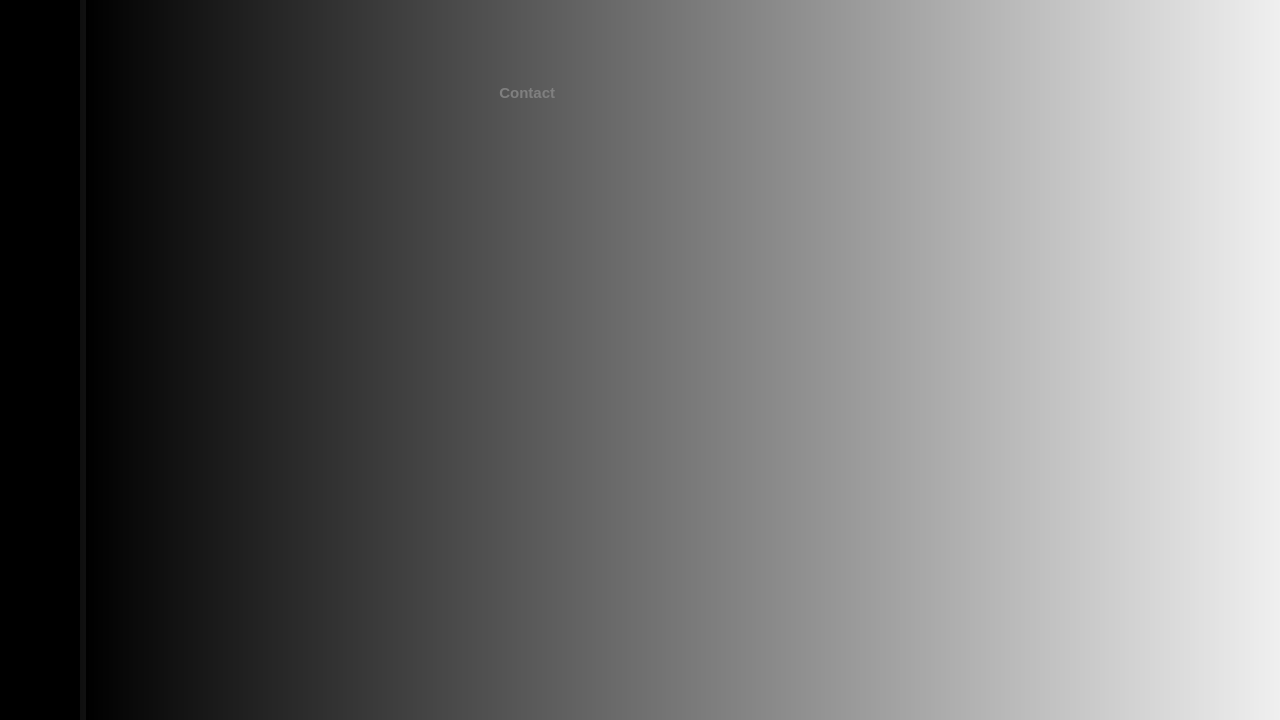
The window that mainwindow.ui (Rem-Ihu/rem-ng-assist) describes before a commit, drawn with Qt 5.
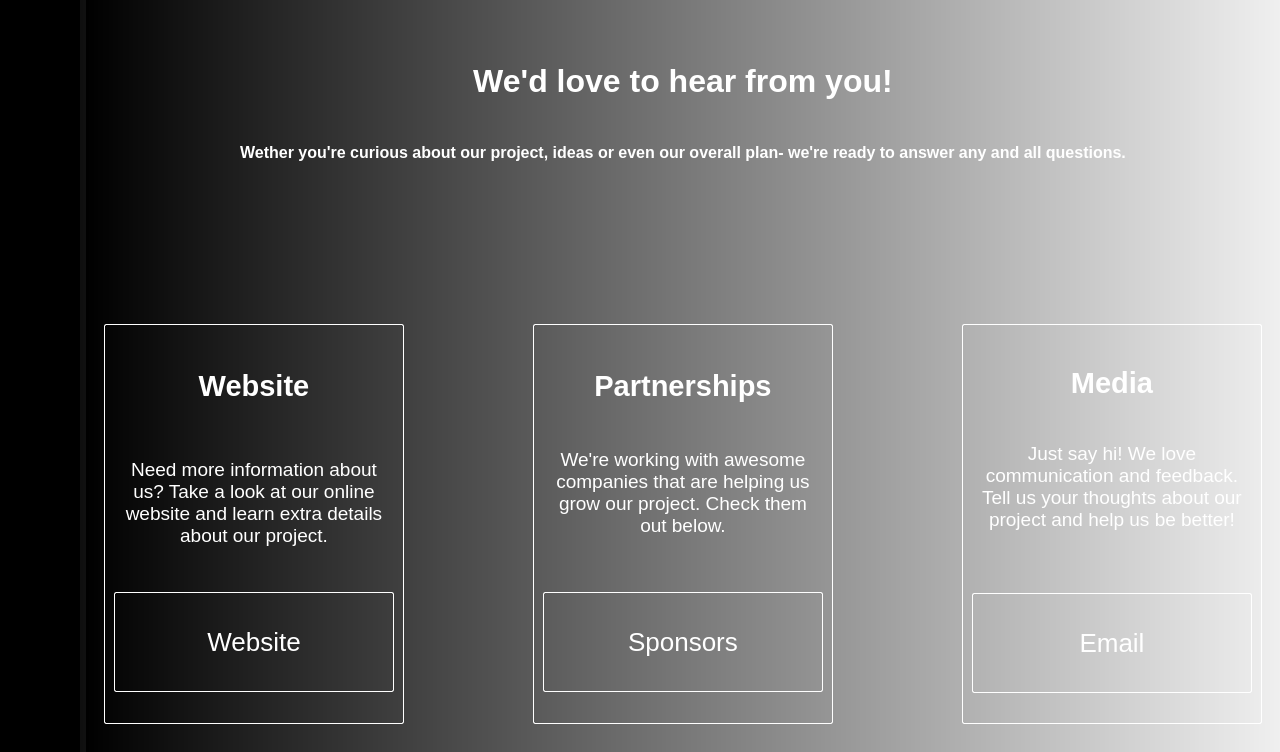
The same window after the commit. The open tabs and pages were chosen to show the change. Icons and pictures are not drawn.

Commit message: Added buttons to news, finished contacts and settings

Diff of the .ui file:
```diff
--- a/mainwindow.ui
+++ b/mainwindow.ui
@@ -7,7 +7,7 @@
     <x>0</x>
     <y>0</y>
     <width>1280</width>
-    <height>720</height>
+    <height>752</height>
    </rect>
   </property>
   <property name="minimumSize">
@@ -6180,64 +6180,637 @@
        </layout>
       </widget>
       <widget class="QWidget" name="Contact">
-       <widget class="QPushButton" name="pushButton_4">
-        <property name="geometry">
-         <rect>
-          <x>380</x>
-          <y>80</y>
-          <width>230</width>
-          <height>26</height>
-         </rect>
-        </property>
-        <property name="font">
-         <font>
-          <pointsize>11</pointsize>
-          <bold>true</bold>
-         </font>
-        </property>
-        <property name="styleSheet">
-         <string notr="true">QPushButton{
-color:grey;
-text-align:left;
-padding-left:24px;
-}
-
-QPushButton:focus{
+       <layout class="QGridLayout" name="gridLayout_50">
+        <item row="0" column="1">
+         <widget class="QScrollArea" name="scrollArea_4">
+          <property name="styleSheet">
+           <string notr="true">background-color: rgba(255, 0, 0, 0);
+border:none;</string>
+          </property>
+          <property name="verticalScrollBarPolicy">
+           <enum>Qt::ScrollBarAlwaysOff</enum>
+          </property>
+          <property name="widgetResizable">
+           <bool>true</bool>
+          </property>
+          <widget class="QWidget" name="scrollAreaWidgetContents_4">
+           <property name="geometry">
+            <rect>
+             <x>0</x>
+             <y>-913</y>
+             <width>1171</width>
+             <height>1643</height>
+            </rect>
+           </property>
+           <layout class="QGridLayout" name="gridLayout_51">
+            <item row="2" column="0">
+             <widget class="QFrame" name="frame_12">
+              <property name="minimumSize">
+               <size>
+                <width>300</width>
+                <height>400</height>
+               </size>
+              </property>
+              <property name="maximumSize">
+               <size>
+                <width>300</width>
+                <height>400</height>
+               </size>
+              </property>
+              <property name="styleSheet">
+               <string notr="true">background-color: rgba(255, 0, 0, 0);
+border: 1px solid white;
+border-radius:2px;</string>
+              </property>
+              <property name="frameShape">
+               <enum>QFrame::StyledPanel</enum>
+              </property>
+              <property name="frameShadow">
+               <enum>QFrame::Raised</enum>
+              </property>
+              <layout class="QGridLayout" name="gridLayout_49">
+               <item row="2" column="0">
+                <widget class="QTextBrowser" name="textBrowser_5">
+                 <property name="minimumSize">
+                  <size>
+                   <width>0</width>
+                   <height>120</height>
+                  </size>
+                 </property>
+                 <property name="maximumSize">
+                  <size>
+                   <width>16777215</width>
+                   <height>100</height>
+                  </size>
+                 </property>
+                 <property name="styleSheet">
+                  <string notr="true">background-color: rgba(255, 0, 0, 0);
+border:none;</string>
+                 </property>
+                 <property name="html">
+                  <string>&lt;!DOCTYPE HTML PUBLIC &quot;-//W3C//DTD HTML 4.0//EN&quot; &quot;http://www.w3.org/TR/REC-html40/strict.dtd&quot;&gt;
+&lt;html&gt;&lt;head&gt;&lt;meta name=&quot;qrichtext&quot; content=&quot;1&quot; /&gt;&lt;meta charset=&quot;utf-8&quot; /&gt;&lt;style type=&quot;text/css&quot;&gt;
+p, li { white-space: pre-wrap; }
+hr { height: 1px; border-width: 0; }
+li.unchecked::marker { content: &quot;\2610&quot;; }
+li.checked::marker { content: &quot;\2612&quot;; }
+&lt;/style&gt;&lt;/head&gt;&lt;body style=&quot; font-family:'Segoe UI'; font-size:9pt; font-weight:400; font-style:normal;&quot;&gt;
+&lt;p align=&quot;center&quot; style=&quot; margin-top:0px; margin-bottom:0px; margin-left:0px; margin-right:0px; -qt-block-indent:0; text-indent:0px;&quot;&gt;&lt;span style=&quot; font-size:14pt; color:#ffffff;&quot;&gt;Need more information about us? Take a look at our online website and learn extra details about our project.&lt;/span&gt;&lt;/p&gt;&lt;/body&gt;&lt;/html&gt;</string>
+                 </property>
+                </widget>
+               </item>
+               <item row="3" column="0">
+                <widget class="QPushButton" name="web_button">
+                 <property name="minimumSize">
+                  <size>
+                   <width>0</width>
+                   <height>100</height>
+                  </size>
+                 </property>
+                 <property name="cursor">
+                  <cursorShape>PointingHandCursor</cursorShape>
+                 </property>
+                 <property name="styleSheet">
+                  <string notr="true">color:white;
+font-size: 26px;</string>
+                 </property>
+                 <property name="text">
+                  <string>Website</string>
+                 </property>
+                </widget>
+               </item>
+               <item row="0" column="0">
+                <widget class="QLabel" name="label_6">
+                 <property name="maximumSize">
+                  <size>
+                   <width>16777215</width>
+                   <height>60</height>
+                  </size>
+                 </property>
+                 <property name="styleSheet">
+                  <string notr="true">color:white;
+background-color: rgba(255, 0, 0, 0);
+border:none;</string>
+                 </property>
+                 <property name="text">
+                  <string>&lt;html&gt;&lt;head/&gt;&lt;body&gt;&lt;p align=&quot;center&quot;&gt;&lt;span style=&quot; font-size:22pt; font-weight:700;&quot;&gt;Website&lt;/span&gt;&lt;/p&gt;&lt;/body&gt;&lt;/html&gt;</string>
+                 </property>
+                </widget>
+               </item>
+              </layout>
+             </widget>
+            </item>
+            <item row="3" column="0" colspan="5">
+             <widget class="QFrame" name="frame_15">
+              <property name="minimumSize">
+               <size>
+                <width>0</width>
+                <height>700</height>
+               </size>
+              </property>
+              <property name="styleSheet">
+               <string notr="true">background-color: rgba(255, 0, 0, 0);</string>
+              </property>
+              <property name="frameShape">
+               <enum>QFrame::StyledPanel</enum>
+              </property>
+              <property name="frameShadow">
+               <enum>QFrame::Raised</enum>
+              </property>
+              <layout class="QGridLayout" name="gridLayout_52">
+               <item row="0" column="0">
+                <widget class="QPushButton" name="map2">
+                 <property name="minimumSize">
+                  <size>
+                   <width>500</width>
+                   <height>300</height>
+                  </size>
+                 </property>
+                 <property name="maximumSize">
+                  <size>
+                   <width>500</width>
+                   <height>300</height>
+                  </size>
+                 </property>
+                 <property name="cursor">
+                  <cursorShape>PointingHandCursor</cursorShape>
+                 </property>
+                 <property name="styleSheet">
+                  <string notr="true">border-image:url(&quot;:/icons/map2_iconpng.png&quot;);</string>
+                 </property>
+                 <property name="text">
+                  <string/>
+                 </property>
+                </widget>
+               </item>
+               <item row="0" column="1">
+                <spacer name="horizontalSpacer_10">
+                 <property name="orientation">
+                  <enum>Qt::Horizontal</enum>
+                 </property>
+                 <property name="sizeType">
+                  <enum>QSizePolicy::Fixed</enum>
+                 </property>
+                 <property name="sizeHint" stdset="0">
+                  <size>
+                   <width>80</width>
+                   <height>20</height>
+                  </size>
+                 </property>
+                </spacer>
+               </item>
+               <item row="0" column="2">
+                <widget class="QTextBrowser" name="textBrowser_7">
+                 <property name="maximumSize">
+                  <size>
+                   <width>16777215</width>
+                   <height>300</height>
+                  </size>
+                 </property>
+                 <property name="html">
+                  <string>&lt;!DOCTYPE HTML PUBLIC &quot;-//W3C//DTD HTML 4.0//EN&quot; &quot;http://www.w3.org/TR/REC-html40/strict.dtd&quot;&gt;
+&lt;html&gt;&lt;head&gt;&lt;meta name=&quot;qrichtext&quot; content=&quot;1&quot; /&gt;&lt;meta charset=&quot;utf-8&quot; /&gt;&lt;style type=&quot;text/css&quot;&gt;
+p, li { white-space: pre-wrap; }
+hr { height: 1px; border-width: 0; }
+li.unchecked::marker { content: &quot;\2610&quot;; }
+li.checked::marker { content: &quot;\2612&quot;; }
+&lt;/style&gt;&lt;/head&gt;&lt;body style=&quot; font-family:'Segoe UI'; font-size:9pt; font-weight:400; font-style:normal;&quot;&gt;
+&lt;p style=&quot; margin-top:0px; margin-bottom:0px; margin-left:0px; margin-right:0px; -qt-block-indent:0; text-indent:0px;&quot;&gt;&lt;span style=&quot; font-size:20pt; font-weight:700; color:#ffffff;&quot;&gt;Location &amp;amp; Contact Information&lt;/span&gt;&lt;/p&gt;
+&lt;p style=&quot;-qt-paragraph-type:empty; margin-top:0px; margin-bottom:0px; margin-left:0px; margin-right:0px; -qt-block-indent:0; text-indent:0px; font-size:12pt; font-weight:700; color:#ffffff;&quot;&gt;&lt;br /&gt;&lt;/p&gt;
+&lt;p style=&quot; margin-top:0px; margin-bottom:0px; margin-left:0px; margin-right:0px; -qt-block-indent:0; text-indent:0px;&quot;&gt;&lt;span style=&quot; font-size:12pt; color:#ffffff;&quot;&gt;International Hellenice University&lt;/span&gt;&lt;/p&gt;
+&lt;p style=&quot; margin-top:0px; margin-bottom:0px; margin-left:0px; margin-right:0px; -qt-block-indent:0; text-indent:0px;&quot;&gt;&lt;span style=&quot; font-size:12pt; color:#ffffff;&quot;&gt;Terma Magnisias&lt;/span&gt;&lt;/p&gt;
+&lt;p style=&quot; margin-top:0px; margin-bottom:0px; margin-left:0px; margin-right:0px; -qt-block-indent:0; text-indent:0px;&quot;&gt;&lt;span style=&quot; font-size:12pt; color:#ffffff;&quot;&gt;Serres, 62124&lt;/span&gt;&lt;/p&gt;
+&lt;p style=&quot; margin-top:0px; margin-bottom:0px; margin-left:0px; margin-right:0px; -qt-block-indent:0; text-indent:0px;&quot;&gt;&lt;span style=&quot; font-size:12pt; color:#ffffff;&quot;&gt;Greece&lt;/span&gt;&lt;/p&gt;
+&lt;p style=&quot; margin-top:0px; margin-bottom:0px; margin-left:0px; margin-right:0px; -qt-block-indent:0; text-indent:0px;&quot;&gt;&lt;span style=&quot; font-size:12pt; color:#ffffff;&quot;&gt;Email us: media@remihu.gr&lt;/span&gt;&lt;/p&gt;
+&lt;p style=&quot; margin-top:0px; margin-bottom:0px; margin-left:0px; margin-right:0px; -qt-block-indent:0; text-indent:0px;&quot;&gt;&lt;span style=&quot; font-size:12pt; color:#ffffff;&quot;&gt;Call us: (+30)6942796319&lt;/span&gt;&lt;/p&gt;
+&lt;p style=&quot; margin-top:0px; margin-bottom:0px; margin-left:0px; margin-right:0px; -qt-block-indent:0; text-indent:0px;&quot;&gt;&lt;span style=&quot; font-size:12pt; color:#ffffff;&quot;&gt;Available Monday-Friday 9am-9pm&lt;/span&gt;&lt;/p&gt;&lt;/body&gt;&lt;/html&gt;</string>
+                 </property>
+                </widget>
+               </item>
+               <item row="2" column="0" colspan="2">
+                <widget class="QPushButton" name="map1">
+                 <property name="minimumSize">
+                  <size>
+                   <width>500</width>
+                   <height>300</height>
+                  </size>
+                 </property>
+                 <property name="maximumSize">
+                  <size>
+                   <width>500</width>
+                   <height>300</height>
+                  </size>
+                 </property>
+                 <property name="cursor">
+                  <cursorShape>PointingHandCursor</cursorShape>
+                 </property>
+                 <property name="styleSheet">
+                  <string notr="true">border-image:url(&quot;:/icons/map1_iconpng.png&quot;);</string>
+                 </property>
+                 <property name="text">
+                  <string/>
+                 </property>
+                </widget>
+               </item>
+              </layout>
+             </widget>
+            </item>
+            <item row="2" column="4">
+             <widget class="QFrame" name="frame_14">
+              <property name="minimumSize">
+               <size>
+                <width>300</width>
+                <height>400</height>
+               </size>
+              </property>
+              <property name="maximumSize">
+               <size>
+                <width>300</width>
+                <height>400</height>
+               </size>
+              </property>
+              <property name="styleSheet">
+               <string notr="true">background-color: rgba(255, 0, 0, 0);
+border: 1px solid white;
+border-radius:2px;</string>
+              </property>
+              <property name="frameShape">
+               <enum>QFrame::StyledPanel</enum>
+              </property>
+              <property name="frameShadow">
+               <enum>QFrame::Raised</enum>
+              </property>
+              <layout class="QGridLayout" name="gridLayout_48">
+               <item row="2" column="0">
+                <widget class="QPushButton" name="email_button">
+                 <property name="minimumSize">
+                  <size>
+                   <width>0</width>
+                   <height>100</height>
+                  </size>
+                 </property>
+                 <property name="cursor">
+                  <cursorShape>PointingHandCursor</cursorShape>
+                 </property>
+                 <property name="styleSheet">
+                  <string notr="true">font-size: 26px;
+color:white;</string>
+                 </property>
+                 <property name="text">
+                  <string>Email</string>
+                 </property>
+                </widget>
+               </item>
+               <item row="1" column="0">
+                <widget class="QTextBrowser" name="textBrowser_6">
+                 <property name="maximumSize">
+                  <size>
+                   <width>16777215</width>
+                   <height>130</height>
+                  </size>
+                 </property>
+                 <property name="styleSheet">
+                  <string notr="true">background-color: rgba(255, 0, 0, 0);
+border:none;</string>
+                 </property>
+                 <property name="html">
+                  <string>&lt;!DOCTYPE HTML PUBLIC &quot;-//W3C//DTD HTML 4.0//EN&quot; &quot;http://www.w3.org/TR/REC-html40/strict.dtd&quot;&gt;
+&lt;html&gt;&lt;head&gt;&lt;meta name=&quot;qrichtext&quot; content=&quot;1&quot; /&gt;&lt;meta charset=&quot;utf-8&quot; /&gt;&lt;style type=&quot;text/css&quot;&gt;
+p, li { white-space: pre-wrap; }
+hr { height: 1px; border-width: 0; }
+li.unchecked::marker { content: &quot;\2610&quot;; }
+li.checked::marker { content: &quot;\2612&quot;; }
+&lt;/style&gt;&lt;/head&gt;&lt;body style=&quot; font-family:'Segoe UI'; font-size:9pt; font-weight:400; font-style:normal;&quot;&gt;
+&lt;p align=&quot;center&quot; style=&quot; margin-top:0px; margin-bottom:0px; margin-left:0px; margin-right:0px; -qt-block-indent:0; text-indent:0px;&quot;&gt;&lt;span style=&quot; font-size:14pt; color:#ffffff;&quot;&gt;Just say hi! We love communication and feedback. Tell us your thoughts about our project and help us be better!&lt;/span&gt;&lt;/p&gt;&lt;/body&gt;&lt;/html&gt;</string>
+                 </property>
+                </widget>
+               </item>
+               <item row="0" column="0">
+                <widget class="QLabel" name="label_7">
+                 <property name="maximumSize">
+                  <size>
+                   <width>16777215</width>
+                   <height>60</height>
+                  </size>
+                 </property>
+                 <property name="styleSheet">
+                  <string notr="true">color:white;
+background-color: rgba(255, 0, 0, 0);
+border:none;</string>
+                 </property>
+                 <property name="text">
+                  <string>&lt;html&gt;&lt;head/&gt;&lt;body&gt;&lt;p align=&quot;center&quot;&gt;&lt;span style=&quot; font-size:22pt; font-weight:700;&quot;&gt;Media&lt;/span&gt;&lt;/p&gt;&lt;/body&gt;&lt;/html&gt;</string>
+                 </property>
+                </widget>
+               </item>
+              </layout>
+             </widget>
+            </item>
+            <item row="1" column="0" colspan="5">
+             <widget class="QFrame" name="frame_19">
+              <property name="minimumSize">
+               <size>
+                <width>0</width>
+                <height>300</height>
+               </size>
+              </property>
+              <property name="frameShape">
+               <enum>QFrame::StyledPanel</enum>
+              </property>
+              <property name="frameShadow">
+               <enum>QFrame::Raised</enum>
+              </property>
+              <layout class="QGridLayout" name="gridLayout_54">
+               <item row="0" column="0">
+                <widget class="QLabel" name="label_2">
+                 <property name="sizePolicy">
+                  <sizepolicy hsizetype="Preferred" vsizetype="Preferred">
+                   <horstretch>0</horstretch>
+                   <verstretch>80</verstretch>
+                  </sizepolicy>
+                 </property>
+                 <property name="maximumSize">
+                  <size>
+                   <width>16777215</width>
+                   <height>110</height>
+                  </size>
+                 </property>
+                 <property name="styleSheet">
+                  <string notr="true">color:white;
+background-color: rgba(255, 0, 0, 0);
+border:none;</string>
+                 </property>
+                 <property name="text">
+                  <string>&lt;html&gt;&lt;head/&gt;&lt;body&gt;&lt;p align=&quot;center&quot;&gt;&lt;span style=&quot; font-size:24pt; font-weight:700;&quot;&gt;We'd love to hear from you!&lt;/span&gt;&lt;/p&gt;&lt;/body&gt;&lt;/html&gt;</string>
+                 </property>
+                </widget>
+               </item>
+               <item row="1" column="0">
+                <widget class="QLabel" name="label_4">
+                 <property name="maximumSize">
+                  <size>
+                   <width>16777215</width>
+                   <height>110</height>
+                  </size>
+                 </property>
+                 <property name="styleSheet">
+                  <string notr="true">color:white;
+background-color: rgba(255, 0, 0, 0);
+border:none;</string>
+                 </property>
+                 <property name="text">
+                  <string>&lt;html&gt;&lt;head/&gt;&lt;body&gt;&lt;p align=&quot;center&quot;&gt;&lt;span style=&quot; font-size:12pt; font-weight:700;&quot;&gt;Wether you're curious about our project, ideas or even our overall plan- we're ready to answer any and all questions.&lt;/span&gt;&lt;/p&gt;&lt;/body&gt;&lt;/html&gt;</string>
+                 </property>
+                </widget>
+               </item>
+               <item row="2" column="0">
+                <spacer name="verticalSpacer_8">
+                 <property name="orientation">
+                  <enum>Qt::Vertical</enum>
+                 </property>
+                 <property name="sizeHint" stdset="0">
+                  <size>
+                   <width>20</width>
+                   <height>40</height>
+                  </size>
+                 </property>
+                </spacer>
+               </item>
+              </layout>
+             </widget>
+            </item>
+            <item row="2" column="2">
+             <widget class="QFrame" name="frame_10">
+              <property name="minimumSize">
+               <size>
+                <width>300</width>
+                <height>400</height>
+               </size>
+              </property>
+              <property name="maximumSize">
+               <size>
+                <width>300</width>
+                <height>400</height>
+               </size>
+              </property>
+              <property name="styleSheet">
+               <string notr="true">background-color: rgba(255, 0, 0, 0);
+border: 1px solid white;
+border-radius:2px;</string>
+              </property>
+              <property name="frameShape">
+               <enum>QFrame::StyledPanel</enum>
+              </property>
+              <property name="frameShadow">
+               <enum>QFrame::Raised</enum>
+              </property>
+              <layout class="QGridLayout" name="gridLayout_24">
+               <item row="2" column="0">
+                <widget class="QPushButton" name="sponsors_button">
+                 <property name="minimumSize">
+                  <size>
+                   <width>0</width>
+                   <height>100</height>
+                  </size>
+                 </property>
+                 <property name="cursor">
+                  <cursorShape>PointingHandCursor</cursorShape>
+                 </property>
+                 <property name="styleSheet">
+                  <string notr="true">font-size: 26px;
+color:white;</string>
+                 </property>
+                 <property name="text">
+                  <string>Sponsors</string>
+                 </property>
+                </widget>
+               </item>
+               <item row="1" column="0">
+                <widget class="QTextBrowser" name="textBrowser_4">
+                 <property name="maximumSize">
+                  <size>
+                   <width>16777215</width>
+                   <height>120</height>
+                  </size>
+                 </property>
+                 <property name="styleSheet">
+                  <string notr="true">background-color: rgba(255, 0, 0, 0);
+border:none;</string>
+                 </property>
+                 <property name="html">
+                  <string>&lt;!DOCTYPE HTML PUBLIC &quot;-//W3C//DTD HTML 4.0//EN&quot; &quot;http://www.w3.org/TR/REC-html40/strict.dtd&quot;&gt;
+&lt;html&gt;&lt;head&gt;&lt;meta name=&quot;qrichtext&quot; content=&quot;1&quot; /&gt;&lt;meta charset=&quot;utf-8&quot; /&gt;&lt;style type=&quot;text/css&quot;&gt;
+p, li { white-space: pre-wrap; }
+hr { height: 1px; border-width: 0; }
+li.unchecked::marker { content: &quot;\2610&quot;; }
+li.checked::marker { content: &quot;\2612&quot;; }
+&lt;/style&gt;&lt;/head&gt;&lt;body style=&quot; font-family:'Segoe UI'; font-size:9pt; font-weight:400; font-style:normal;&quot;&gt;
+&lt;p align=&quot;center&quot; style=&quot; margin-top:0px; margin-bottom:0px; margin-left:0px; margin-right:0px; -qt-block-indent:0; text-indent:0px;&quot;&gt;&lt;span style=&quot; font-size:14pt; color:#ffffff;&quot;&gt;We're working with awesome companies that are helping us grow our project. Check them out below.&lt;/span&gt;&lt;/p&gt;&lt;/body&gt;&lt;/html&gt;</string>
+                 </property>
+                </widget>
+               </item>
+               <item row="0" column="0">
+                <widget class="QLabel" name="label_5">
+                 <property name="maximumSize">
+                  <size>
+                   <width>16777215</width>
+                   <height>60</height>
+                  </size>
+                 </property>
+                 <property name="styleSheet">
+                  <string notr="true">background-color: rgba(255, 0, 0, 0);
 border:none;
-}
-
-QPushButton:checked{
-border: none;
-background-color: rgb(79, 93, 218);
-color:white;
-text-align:left;
-padding-left:24px;
-}</string>
-        </property>
-        <property name="text">
-         <string>  Contact</string>
-        </property>
-        <property name="icon">
-         <iconset resource="icons.qrc">
-          <normaloff>:/icons/contact_icon.png</normaloff>
-          <normalon>:/icons/contact_icon_checked.png</normalon>:/icons/contact_icon.png</iconset>
-        </property>
-        <property name="checkable">
-         <bool>true</bool>
-        </property>
-        <property name="autoRepeat">
-         <bool>true</bool>
-        </property>
-        <property name="autoExclusive">
-         <bool>true</bool>
-        </property>
-        <property name="autoDefault">
-         <bool>true</bool>
-        </property>
-        <property name="flat">
-         <bool>true</bool>
-        </property>
-       </widget>
+color:white;</string>
+                 </property>
+                 <property name="text">
+                  <string>&lt;html&gt;&lt;head/&gt;&lt;body&gt;&lt;p align=&quot;center&quot;&gt;&lt;span style=&quot; font-size:22pt; font-weight:700;&quot;&gt;Partnerships&lt;/span&gt;&lt;/p&gt;&lt;/body&gt;&lt;/html&gt;</string>
+                 </property>
+                </widget>
+               </item>
+              </layout>
+             </widget>
+            </item>
+            <item row="4" column="0" colspan="5">
+             <widget class="QFrame" name="frame_18">
+              <property name="minimumSize">
+               <size>
+                <width>0</width>
+                <height>200</height>
+               </size>
+              </property>
+              <property name="frameShape">
+               <enum>QFrame::StyledPanel</enum>
+              </property>
+              <property name="frameShadow">
+               <enum>QFrame::Raised</enum>
+              </property>
+              <layout class="QGridLayout" name="gridLayout_53">
+               <item row="0" column="2">
+                <widget class="QPushButton" name="insta_button">
+                 <property name="cursor">
+                  <cursorShape>PointingHandCursor</cursorShape>
+                 </property>
+                 <property name="text">
+                  <string/>
+                 </property>
+                 <property name="icon">
+                  <iconset resource="icons.qrc">
+                   <normaloff>:/icons/insta_logo.png</normaloff>:/icons/insta_logo.png</iconset>
+                 </property>
+                 <property name="iconSize">
+                  <size>
+                   <width>100</width>
+                   <height>100</height>
+                  </size>
+                 </property>
+                </widget>
+               </item>
+               <item row="0" column="1">
+                <widget class="QPushButton" name="facebook_button">
+                 <property name="cursor">
+                  <cursorShape>PointingHandCursor</cursorShape>
+                 </property>
+                 <property name="text">
+                  <string notr="true"/>
+                 </property>
+                 <property name="icon">
+                  <iconset resource="icons.qrc">
+                   <normaloff>:/icons/facebook_logo.png</normaloff>:/icons/facebook_logo.png</iconset>
+                 </property>
+                 <property name="iconSize">
+                  <size>
+                   <width>100</width>
+                   <height>100</height>
+                  </size>
+                 </property>
+                </widget>
+               </item>
+               <item row="0" column="0">
+                <spacer name="horizontalSpacer_11">
+                 <property name="orientation">
+                  <enum>Qt::Horizontal</enum>
+                 </property>
+                 <property name="sizeHint" stdset="0">
+                  <size>
+                   <width>40</width>
+                   <height>20</height>
+                  </size>
+                 </property>
+                </spacer>
+               </item>
+               <item row="0" column="3">
+                <widget class="QPushButton" name="tiktok_button">
+                 <property name="cursor">
+                  <cursorShape>PointingHandCursor</cursorShape>
+                 </property>
+                 <property name="text">
+                  <string/>
+                 </property>
+                 <property name="icon">
+                  <iconset resource="icons.qrc">
+                   <normaloff>:/icons/tiktok_icon.png</normaloff>:/icons/tiktok_icon.png</iconset>
+                 </property>
+                 <property name="iconSize">
+                  <size>
+                   <width>110</width>
+                   <height>110</height>
+                  </size>
+                 </property>
+                </widget>
+               </item>
+               <item row="0" column="4">
+                <spacer name="horizontalSpacer_14">
+                 <property name="orientation">
+                  <enum>Qt::Horizontal</enum>
+                 </property>
+                 <property name="sizeHint" stdset="0">
+                  <size>
+                   <width>40</width>
+                   <height>20</height>
+                  </size>
+                 </property>
+                </spacer>
+               </item>
+              </layout>
+             </widget>
+            </item>
+            <item row="2" column="3">
+             <spacer name="horizontalSpacer_12">
+              <property name="orientation">
+               <enum>Qt::Horizontal</enum>
+              </property>
+              <property name="sizeType">
+               <enum>QSizePolicy::Maximum</enum>
+              </property>
+              <property name="sizeHint" stdset="0">
+               <size>
+                <width>40</width>
+                <height>20</height>
+               </size>
+              </property>
+             </spacer>
+            </item>
+            <item row="2" column="1">
+             <spacer name="horizontalSpacer_13">
+              <property name="orientation">
+               <enum>Qt::Horizontal</enum>
+              </property>
+              <property name="sizeType">
+               <enum>QSizePolicy::Maximum</enum>
+              </property>
+              <property name="sizeHint" stdset="0">
+               <size>
+                <width>40</width>
+                <height>20</height>
+               </size>
+              </property>
+             </spacer>
+            </item>
+           </layout>
+          </widget>
+         </widget>
+        </item>
+       </layout>
       </widget>
      </widget>
     </item>
```
Left out of the diff: 1354 changed lines with no effect on the pictures. The commit also changes 2 other files.
